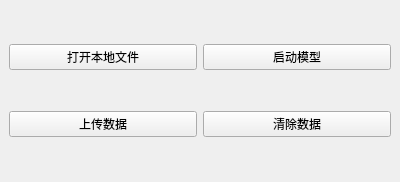
Qt form assets/ui/sub_video_buttons.ui (chordfish-k/MicroDoc_test) before a commit.
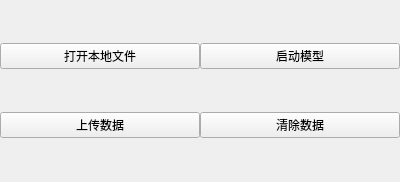
The same form after that commit.

The edit to the form file:
```diff
--- a/assets/ui/sub_video_buttons.ui
+++ b/assets/ui/sub_video_buttons.ui
@@ -35,8 +35,26 @@
       <string notr="true"/>
      </property>
      <layout class="QVBoxLayout" name="verticalLayout">
+      <property name="spacing">
+       <number>0</number>
+      </property>
+      <property name="leftMargin">
+       <number>0</number>
+      </property>
+      <property name="topMargin">
+       <number>0</number>
+      </property>
+      <property name="rightMargin">
+       <number>0</number>
+      </property>
+      <property name="bottomMargin">
+       <number>0</number>
+      </property>
       <item>
        <layout class="QHBoxLayout" name="horizontalLayout_2">
+        <property name="spacing">
+         <number>0</number>
+        </property>
         <item>
          <widget class="QPushButton" name="svBtnFile">
           <property name="text">
@@ -55,6 +73,9 @@
       </item>
       <item>
        <layout class="QHBoxLayout" name="horizontalLayout_3">
+        <property name="spacing">
+         <number>0</number>
+        </property>
         <item>
          <widget class="QPushButton" name="svBtnUpload">
           <property name="text">
```
